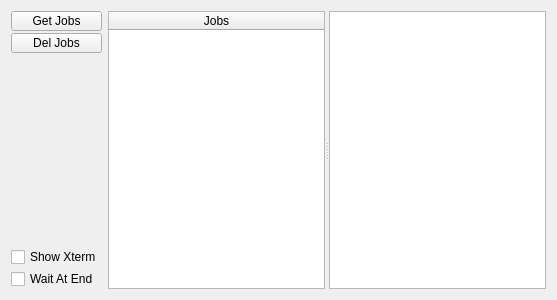
Before: the Qt Designer form appli/grapher/gui/src/wgLogs.ui in snaress/studio, drawn with Qt 5.
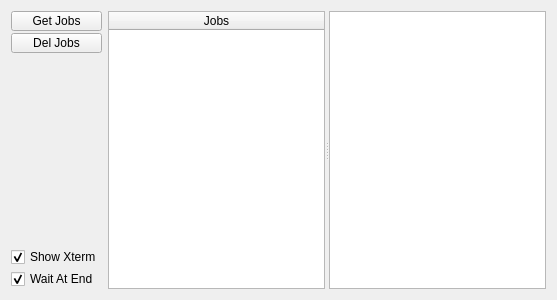
After: the same form once the commit is applied.

```diff
--- a/appli/grapher/gui/src/wgLogs.ui
+++ b/appli/grapher/gui/src/wgLogs.ui
@@ -69,6 +69,9 @@
        <property name="text">
         <string>Show Xterm</string>
        </property>
+       <property name="checked">
+        <bool>true</bool>
+       </property>
       </widget>
      </item>
      <item>
@@ -76,6 +79,9 @@
        <property name="text">
         <string>Wait At End</string>
        </property>
+       <property name="checked">
+        <bool>true</bool>
+       </property>
       </widget>
      </item>
     </layout>
```
